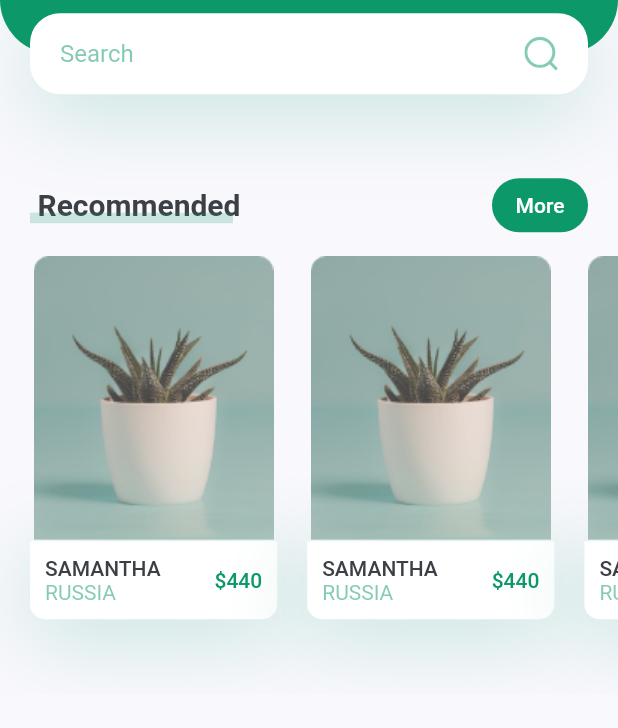
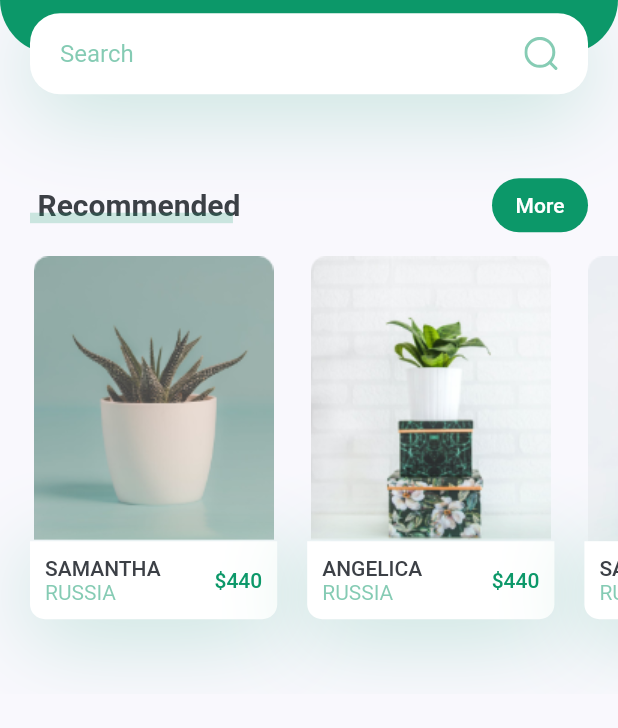
Before and after one commit to CrossLeaf/plant_flutter_app, a Flutter app: the screen it shows after launch, on a phone screen of 412 x 824 dp, the part 237-965 px from its top. Run offline on Flutter 3.47's test engine with Material 2 defaults, Android fonts, the phone set to English and light mode, and no system bars; our stand-ins replace flutter_svg.

Commit message:
fix: recommend plants name and pic

```diff
--- a/lib/screen/home/components/recommend_plants.dart
+++ b/lib/screen/home/components/recommend_plants.dart
@@ -21,14 +21,14 @@ class RecommendPlants extends StatelessWidget {
             press: (){},
           ),
           RecommendPlantCard(
-            image: "assets/images/image_1.png",
-            title: "Samantha",
+            image: "assets/images/image_2.png",
+            title: "Angelica",
             country: "Russia",
             price: 440,
             press: (){},
           ),
           RecommendPlantCard(
-            image: "assets/images/image_1.png",
+            image: "assets/images/image_3.png",
             title: "Samantha",
             country: "Russia",
             price: 440,
```
